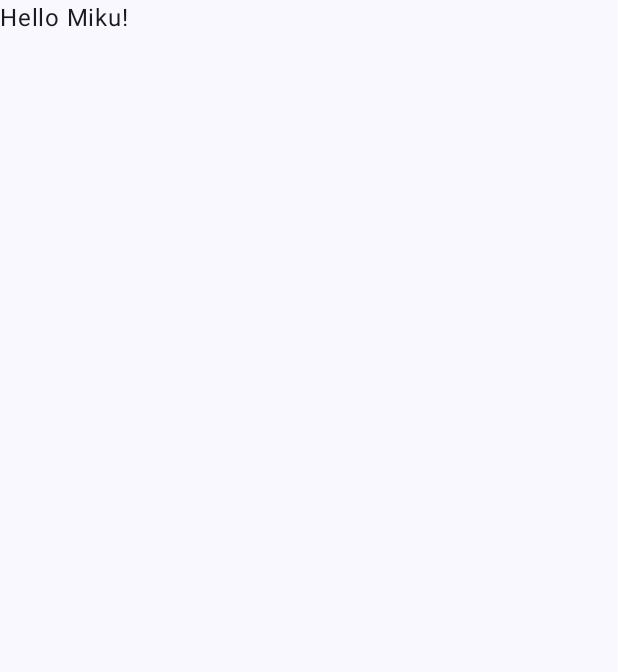
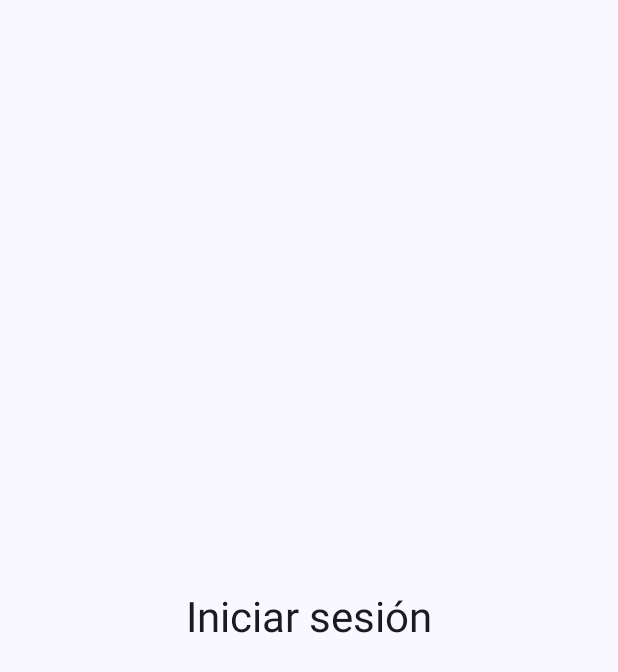
Before and after one commit to AdriPprgm/beneficios_juventud, an Android app built with Jetpack Compose: the screen it shows after launch (MainActivity), on a phone screen of 412 x 824 dp. Before the commit the part shown is almost empty. Shown: the top 672 px of the screen. Run offline under Robolectric (Android 15) with nearby library versions, the phone set to English and light mode, and no system bars.

Commit message:
Creación de los archivos (sin contenido) de View, Mode y ViewModel en las carpetas correctas. Inicios de la pantalla de login

```diff
--- /dev/null
+++ b/app/src/main/java/mx/apb/beneficios_juventud/model/BeneficiosJuventud.kt
@@ -0,0 +1,8 @@
+package mx.apb.beneficios_juventud.model
+
+/**
+ * Toda la lógica de la aplicación
+ * @author
+ */
+class BeneficiosJuventud {
+}
--- a/app/src/main/java/mx/apb/beneficios_juventud/view/MainierActivity.kt
+++ b/app/src/main/java/mx/apb/beneficios_juventud/view/MainierActivity.kt
@@ -4,14 +4,26 @@ import android.os.Bundle
 import androidx.activity.ComponentActivity
 import androidx.activity.compose.setContent
 import androidx.activity.enableEdgeToEdge
+import androidx.compose.foundation.layout.Arrangement
+import androidx.compose.foundation.layout.Box
+import androidx.compose.foundation.layout.Column
 import androidx.compose.foundation.layout.fillMaxSize
 import androidx.compose.foundation.layout.padding
+import androidx.compose.material3.MaterialTheme
 import androidx.compose.material3.Scaffold
 import androidx.compose.material3.Text
 import androidx.compose.runtime.Composable
+import androidx.compose.ui.Alignment
 import androidx.compose.ui.Modifier
 import androidx.compose.ui.tooling.preview.Preview
+import androidx.compose.ui.unit.dp
 import mx.apb.beneficios_juventud.ui.theme.Beneficios_juventudTheme
+
+/**
+ * La pantalla default va a ser el login, por el momento
+ * no valida las credenciales con la base de datos.
+ * @author: Israel González Huerta
+ */
 
 class MainActivity : ComponentActivity() {
     override fun onCreate(savedInstanceState: Bundle?) {
@@ -20,8 +32,7 @@ class MainActivity : ComponentActivity() {
         setContent {
             Beneficios_juventudTheme {
                 Scaffold(modifier = Modifier.fillMaxSize()) { innerPadding ->
-                    Greeting(
-                        name = "Miku",
+                    Login(
                         modifier = Modifier.padding(innerPadding)
                     )
                 }
@@ -32,18 +43,29 @@ class MainActivity : ComponentActivity() {
 
 // Prueba Repositorio GitHub
 // SCRUM MASTER
+
 @Composable
-fun Greeting(name: String, modifier: Modifier = Modifier) {
-    Text(
-        text = "Hello $name!",
-        modifier = modifier
-    )
+fun Login(modifier: Modifier = Modifier) {
+    Box(
+        modifier = Modifier
+            .fillMaxSize()
+            .padding(16.dp),
+        contentAlignment = Alignment.Center
+    ) {
+        Column(
+            horizontalAlignment = Alignment.CenterHorizontally,
+            verticalArrangement = Arrangement.spacedBy(12.dp)
+        ) {
+            Text(text = "Iniciar sesión",
+                style = MaterialTheme.typography.headlineMedium)
+        }
+    }
 }
 
 @Preview(showBackground = true)
 @Composable
 fun GreetingPreview() {
     Beneficios_juventudTheme {
-        Greeting("Android")
+        Login()
     }
 }
--- /dev/null
+++ b/app/src/main/java/mx/apb/beneficios_juventud/view/Pantallas.kt
@@ -0,0 +1 @@
+package mx.apb.beneficios_juventud.view
--- /dev/null
+++ b/app/src/main/java/mx/apb/beneficios_juventud/viewmodel/BeneficiosVM.java
@@ -0,0 +1,4 @@
+package mx.apb.beneficios_juventud.viewmodel;
+
+public class BeneficiosVM {
+}
--- /dev/null
+++ b/app/src/main/java/mx/apb/beneficios_juventud/viewmodel/EstadoBeneficios.kt
@@ -0,0 +1,5 @@
+package mx.apb.beneficios_juventud.viewmodel
+
+data class EstadoBeneficios(
+    var defaul: Int = 0 // Borrar en cuanto ya tengamos parámetros
+)
```
